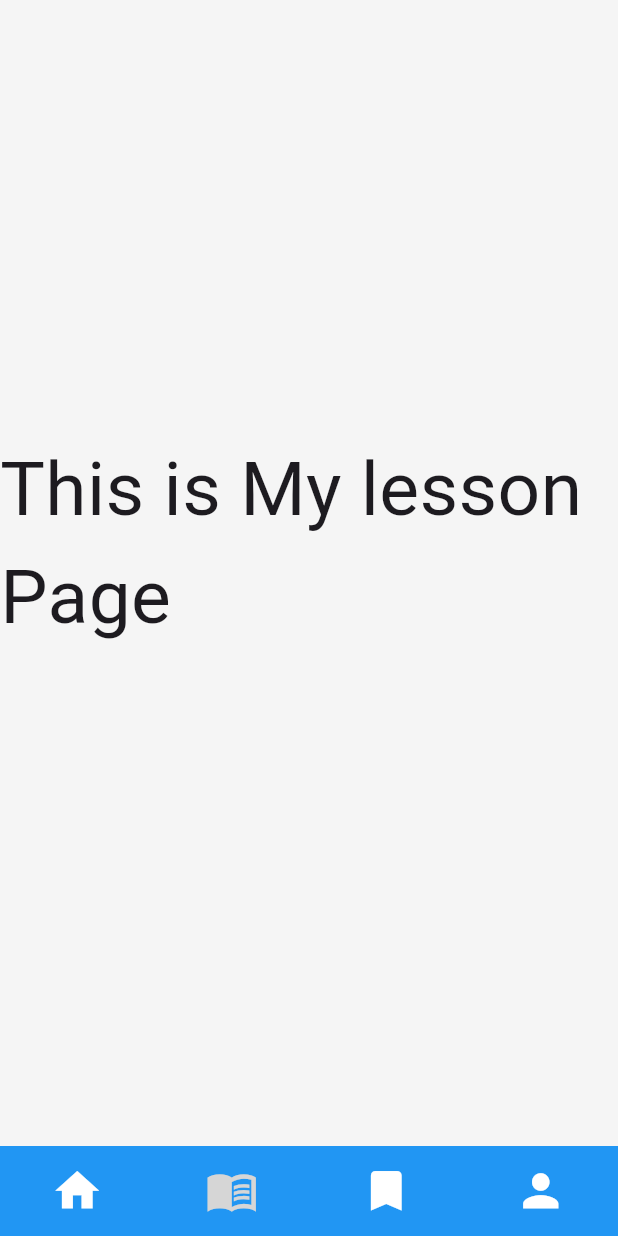
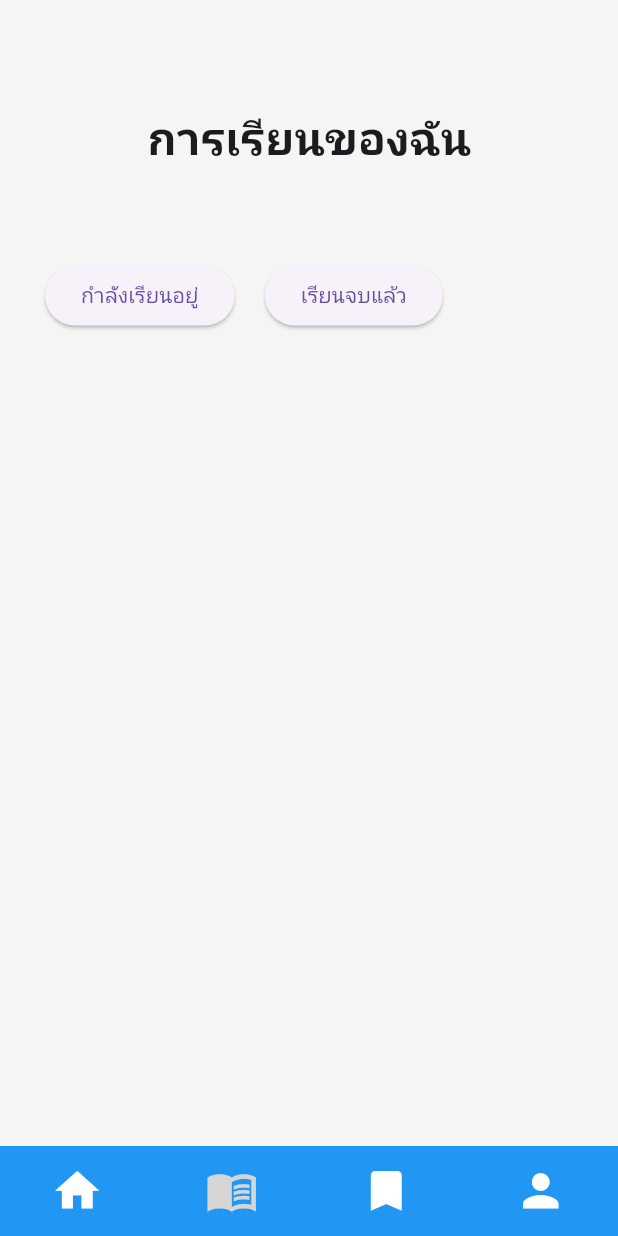
Before and after one commit to justnt47/Study_mobile_application, a Flutter app: the screen it shows once a user with an empty profile is signed in, item 2 of the bottom bar chosen, on a phone screen of 412 x 824 dp. Run offline on Flutter 3.47's test engine with Material 3 defaults, Android fonts, the phone set to English and light mode, and no system bars; our stand-ins replace cloud_firestore, firebase_auth, firebase_core, google_sign_in; missing offline and left inert: dart:ffi, flutter_image_slider; accounts and stored records are empty.

Commit message:
update lesson

```diff
--- a/lib/lessonPage.dart
+++ b/lib/lessonPage.dart
@@ -18,11 +18,26 @@ class _lessonState extends State<lesson> {
           child: Column(
             children: [
               SizedBox(
-                height: 290,
+                height: 70,
               ),
               Text(
-                "This is My lesson Page",
-                style: TextStyle(fontSize: 50),
+                "การเรียนของฉัน",
+                style: TextStyle(fontSize: 30, fontWeight: FontWeight.bold),
+              ),
+              SizedBox(height: 60),
+              Row(
+                children: [
+                  SizedBox(width: 30),
+                  ElevatedButton(
+                    onPressed: () {},
+                    child: Text('กำลังเรียนอยู่'),
+                  ),
+                  SizedBox(width: 20),
+                  ElevatedButton(
+                    onPressed: () {},
+                    child: Text('เรียนจบแล้ว'),
+                  ),
+                ],
               ),
             ],
           ),
```
Also changed, not shown: lib/home.dart (+15 -1 lines).
